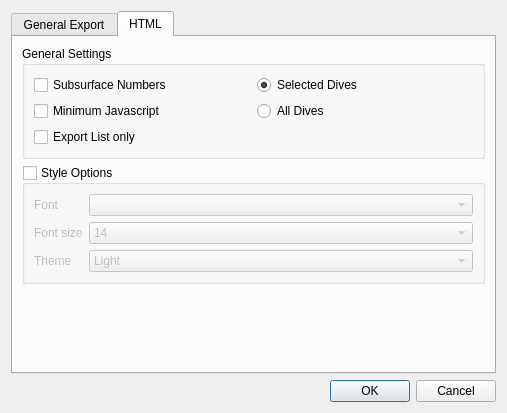
First picture: the form in qt-ui/divelogexportdialog.ui, repository subsurface/subsurface, before the edit.
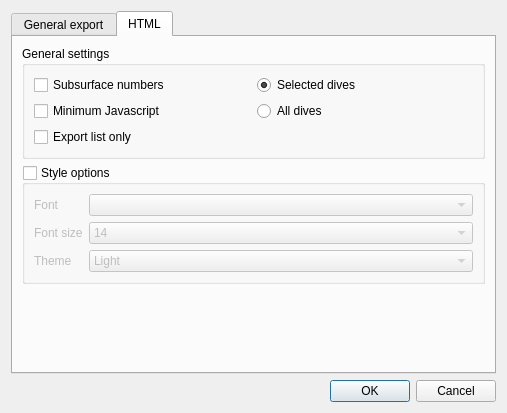
Second picture: the form after the edit. The open tabs and pages were chosen to show the change.

Commit message: divelogexportdialog capitalisation consistency

Patch:
```diff
--- a/qt-ui/divelogexportdialog.ui
+++ b/qt-ui/divelogexportdialog.ui
@@ -21,7 +21,7 @@
      </property>
      <widget class="QWidget" name="General_tab">
       <attribute name="title">
-       <string>General Export</string>
+       <string>General export</string>
       </attribute>
       <layout class="QGridLayout" name="gridLayout_2">
        <item row="0" column="0">
@@ -181,13 +181,13 @@
        <item>
         <widget class="QGroupBox" name="GeneralOptions">
          <property name="title">
-          <string>General Settings</string>
+          <string>General settings</string>
          </property>
          <layout class="QGridLayout" name="gridLayout_3">
           <item row="0" column="0">
            <widget class="QCheckBox" name="exportSubsurfaceNumber">
             <property name="text">
-             <string>Subsurface Numbers</string>
+             <string>Subsurface numbers</string>
             </property>
            </widget>
           </item>
@@ -200,7 +200,7 @@
              </size>
             </property>
             <property name="text">
-             <string>Selected Dives</string>
+             <string>Selected dives</string>
             </property>
             <property name="checked">
              <bool>true</bool>
@@ -226,7 +226,7 @@
              </size>
             </property>
             <property name="text">
-             <string>All Dives</string>
+             <string>All dives</string>
             </property>
             <attribute name="buttonGroup">
              <string notr="true">buttonGroup</string>
@@ -236,7 +236,7 @@
           <item row="2" column="0">
            <widget class="QCheckBox" name="exportListOnly">
             <property name="text">
-             <string>Export List only</string>
+             <string>Export list only</string>
             </property>
            </widget>
           </item>
@@ -249,7 +249,7 @@
           <bool>true</bool>
          </property>
          <property name="title">
-          <string>Style Options</string>
+          <string>Style options</string>
          </property>
          <property name="checkable">
           <bool>true</bool>
```
Left out of the diff: 4 changed lines with no effect on the pictures. The commit also changes 1 other file.
